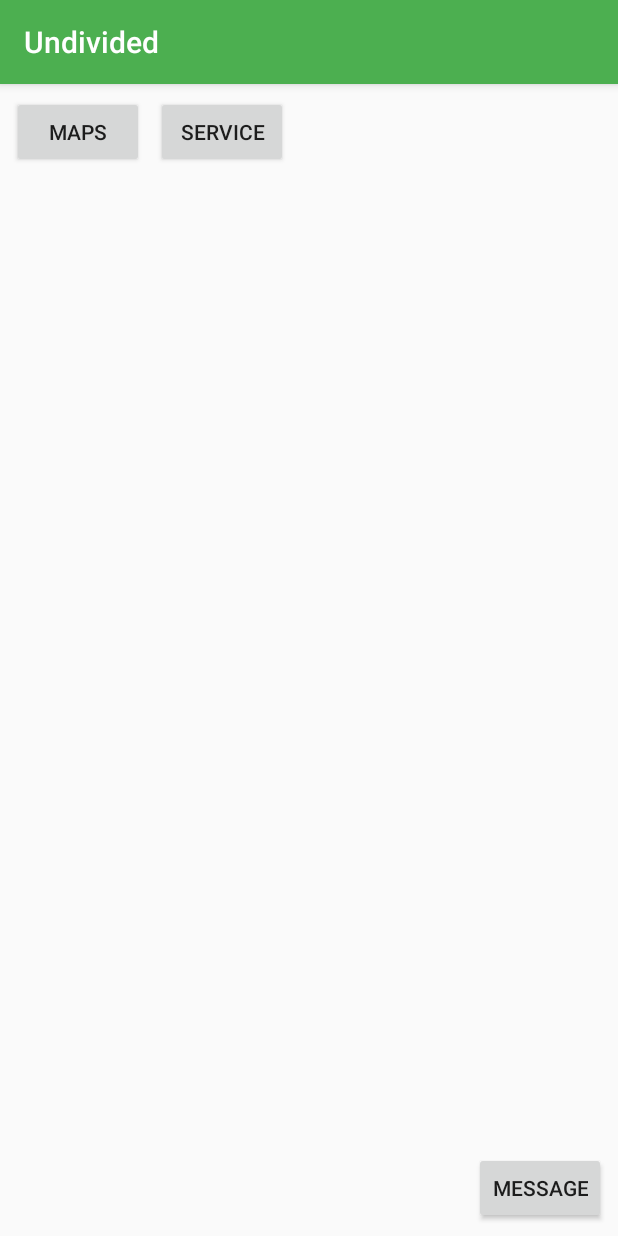
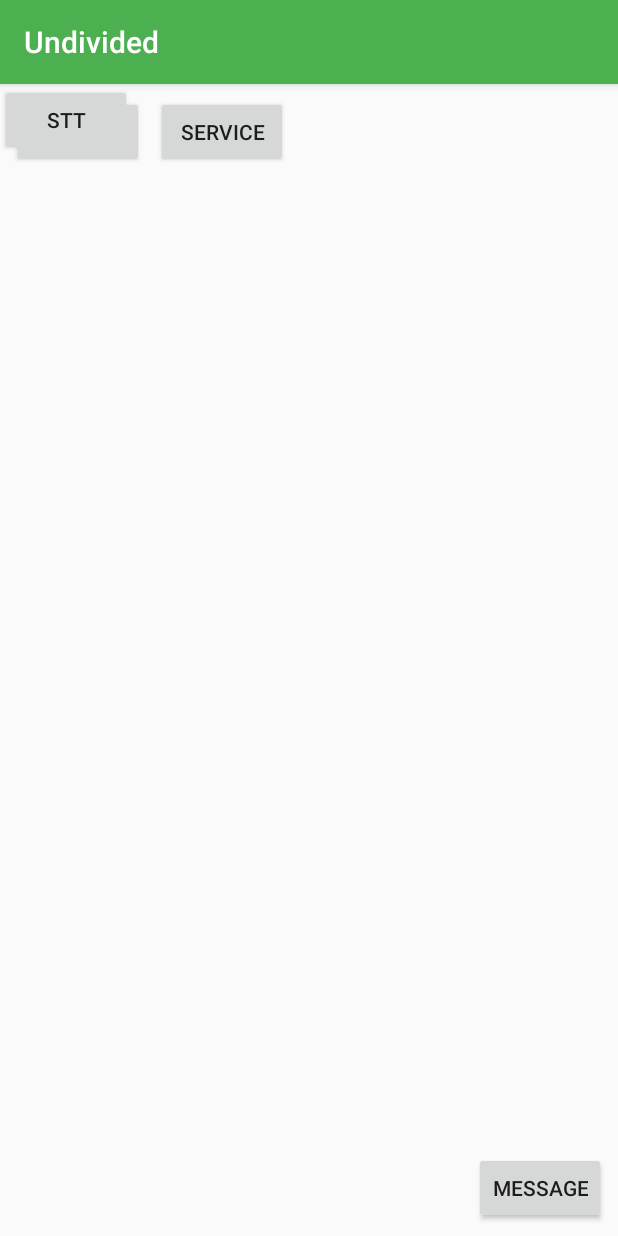
Before and after one commit to deleonAndroid3/Undivided, an Android app: the screen it shows after launch (MainActivity), on a phone screen of 412 x 824 dp. Run offline under Robolectric (Android 15) with nearby library versions, the phone set to English and light mode, and no system bars.

Commit message:
Added new button for speech to text

```diff
--- a/app/src/main/AndroidManifest.xml
+++ b/app/src/main/AndroidManifest.xml
@@ -7,7 +7,6 @@
     <uses-permission android:name="android.permission.SEND_SMS"/>
     <uses-permission android:name="android.permission.RECEIVE_SMS"/>
     <uses-sdk android:minSdkVersion="8" />
-
     <uses-permission android:name="android.permission.READ_SMS" />
     <uses-permission android:name="android.permission.BIND_VOICE_INTERACTION" />
     <uses-permission android:name="android.permission.WAKE_LOCK" />
--- a/app/src/main/java/com/training/android/undivided/MainActivity.java
+++ b/app/src/main/java/com/training/android/undivided/MainActivity.java
@@ -17,6 +17,7 @@ public class MainActivity extends AppCompatActivity {
 
     Button mbtnMaps;
     Button mbtnService;
+    Button mbtnSTT;
     Button mbtnMessage;
 
     @Override
@@ -29,6 +30,7 @@ public class MainActivity extends AppCompatActivity {
         mbtnMaps = (Button) findViewById(R.id.btnMaps);
         mbtnService = (Button) findViewById(R.id.btnService);
         mbtnMessage = (Button) findViewById(R.id.btnMessage);
+        mbtnSTT = (Button) findViewById(R.id.btnSTT);
 
         mbtnMaps.setOnClickListener(new View.OnClickListener() {
             @Override
@@ -63,6 +65,15 @@ public class MainActivity extends AppCompatActivity {
 
             }
         });
+
+        mbtnSTT.setOnClickListener(new View.OnClickListener() {
+            @Override
+            public void onClick(View view) {
+                Intent speechToSpeech = new Intent(MainActivity.this, SpeechToText.class);
+                startActivity(speechToSpeech);
+            }
+        });
+
     }
 
 
--- a/app/src/main/res/layout/activity_main.xml
+++ b/app/src/main/res/layout/activity_main.xml
@@ -36,4 +36,12 @@
         app:layout_constraintBottom_toBottomOf="parent"
         app:layout_constraintRight_toRightOf="parent" />
 
+    <Button
+        android:id="@+id/btnSTT"
+        android:layout_width="wrap_content"
+        android:layout_height="wrap_content"
+        android:text="STT"
+        tools:layout_editor_absoluteX="192dp"
+        tools:layout_editor_absoluteY="455dp" />
+
 </android.support.constraint.ConstraintLayout>
```
